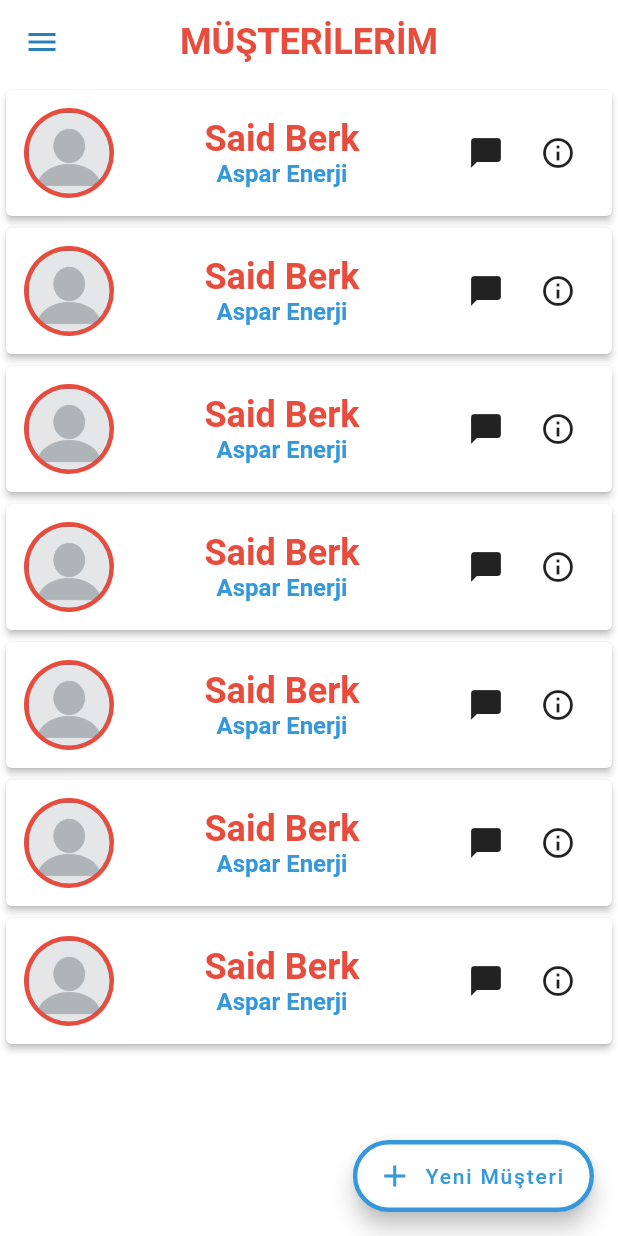
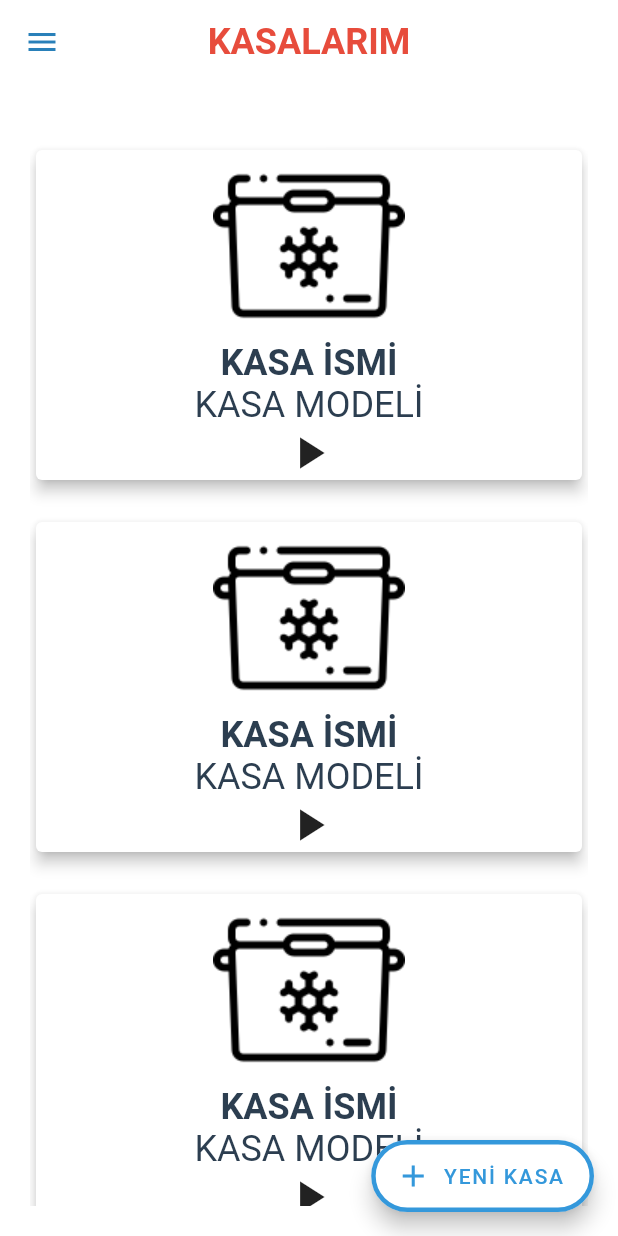
Before and after one commit to saidberk27/atc-int-mobile-app, a Flutter app: the screen it shows after launch, after a tap on "KASALARIM", on a phone screen of 412 x 824 dp. Run offline on Flutter 3.47's test engine with Material 2 defaults, Android fonts, the phone set to English and light mode, and no system bars; our stand-ins replace flutter_svg.

Commit message:
Refrigerations page raw design completed.

```diff
--- a/lib/local_components/drawer.dart
+++ b/lib/local_components/drawer.dart
@@ -61,11 +61,12 @@ class ProjectDrawer extends StatelessWidget {
   }
 
   Padding menuItem(BuildContext context,
-      {required String text, required IconData icon}) {
+      {required String text, required IconData icon, String? route}) {
+    route ?? (route = "/home");
     return Padding(
       padding: const EdgeInsetsDirectional.fromSTEB(0, 5, 0, 0),
       child: ListTile(
-        onTap: () => print(text),
+        onTap: () => Navigator.pushNamed(context, route!),
         leading: Icon(
           icon,
           color: ProjectColor.lightBlue,
--- /dev/null
+++ b/lib/local_components/fab.dart
@@ -0,0 +1,25 @@
+import 'package:flutter/material.dart';
+import 'colors.dart';
+
+class ProjectFAB extends StatelessWidget {
+  const ProjectFAB({
+    super.key,
+    required this.text,
+  });
+
+  final String text;
+
+  @override
+  Widget build(BuildContext context) {
+    return FloatingActionButton.extended(
+      onPressed: () => print("FAB"),
+      label: Text(text),
+      icon: const Icon(Icons.add),
+      shape: RoundedRectangleBorder(
+          side: BorderSide(width: 3, color: ProjectColor.lightBlue),
+          borderRadius: BorderRadius.circular(100)),
+      backgroundColor: ProjectColor.white,
+      foregroundColor: ProjectColor.lightBlue,
+    );
+  }
+}
--- a/lib/main.dart
+++ b/lib/main.dart
@@ -3,6 +3,7 @@ import 'package:atc_international/screens/customers/customer.dart';
 import 'package:atc_international/screens/customers/customers.dart';
 import 'package:atc_international/screens/home_screen/home.dart';
 import 'package:atc_international/screens/home_screen/notifications.dart';
+import 'package:atc_international/screens/refrigeration/refrigerations.dart';
 import 'package:flutter/material.dart';
 import 'local_components/colors.dart';
 
@@ -30,9 +31,11 @@ class MyApp extends StatelessWidget {
       home: const MyHomePage(),
       debugShowCheckedModeBanner: false,
       routes: {
+        '/home': (context) => const MyHomePage(),
         '/notifications': (context) => const NotificationsPage(),
         '/customers': (context) => const CustomersPage(),
         '/customer': (context) => const CustomerPage(),
+        '/refrigerations': (context) => const Refrigerations(),
       },
     );
   }
--- a/lib/screens/customers/customer.dart
+++ b/lib/screens/customers/customer.dart
@@ -2,7 +2,6 @@ import 'package:atc_international/local_components/colors.dart';
 import 'package:atc_international/local_components/custom_text_themes.dart';
 import 'package:flutter/material.dart';
 
-import '../../local_components/drawer.dart';
 import '../../local_components/profile_picture.dart';
 
 class CustomerPage extends StatelessWidget {
@@ -24,11 +23,11 @@ class CustomerPage extends StatelessWidget {
             child: Container(
               child: Column(
                 children: [
-                  ChatBubbleRow(context),
-                  NormalRow(context, "Çalıştığı Şirket: ", "Aspar Enerji"),
-                  NormalRow(context, "Unvan: ", "Yazılım Geliştirici"),
-                  NormalRow(context, "E-Posta: ", "csaidberk@gmail.com"),
-                  NormalRow(context, "Telefon: ", "+90 505 122 23 46")
+                  chatBubbleRow(context),
+                  normalRow(context, "Çalıştığı Şirket: ", "Aspar Enerji"),
+                  normalRow(context, "Unvan: ", "Yazılım Geliştirici"),
+                  normalRow(context, "E-Posta: ", "csaidberk@gmail.com"),
+                  normalRow(context, "Telefon: ", "+90 505 122 23 46")
                 ],
               ),
             ),
@@ -38,7 +37,7 @@ class CustomerPage extends StatelessWidget {
     );
   }
 
-  SizedBox ChatBubbleRow(BuildContext context) {
+  SizedBox chatBubbleRow(BuildContext context) {
     return SizedBox(
       height: 50,
       child: Row(
@@ -51,10 +50,10 @@ class CustomerPage extends StatelessWidget {
             "Said Berk",
             style: ProjectTextStyle.lightBlueSmallStrong(context),
           ),
-          Spacer(),
+          const Spacer(),
           IconButton(
             onPressed: () => print("null"),
-            icon: Icon(Icons.chat_bubble),
+            icon: const Icon(Icons.chat_bubble),
             color: ProjectColor.red,
           )
         ],
@@ -62,7 +61,7 @@ class CustomerPage extends StatelessWidget {
     );
   }
 
-  SizedBox NormalRow(BuildContext context, String baslik, String icerik) {
+  SizedBox normalRow(BuildContext context, String baslik, String icerik) {
     return SizedBox(
       height: 50,
       child: Row(
--- a/lib/screens/customers/customers.dart
+++ b/lib/screens/customers/customers.dart
@@ -1,15 +1,16 @@
-import 'package:atc_international/local_components/colors.dart';
 import 'package:atc_international/local_components/custom_text_themes.dart';
 import 'package:flutter/material.dart';
 import 'package:atc_international/local_components/profile_picture.dart';
 
 import '../../local_components/drawer.dart';
+import '../../local_components/fab.dart';
 
 class CustomersPage extends StatelessWidget {
   const CustomersPage({super.key});
   final String _pageTitle = "MÜŞTERİLERİM";
   @override
   Widget build(BuildContext context) {
+    const fabtext = "Yeni Müşteri";
     return Scaffold(
       drawer: const ProjectDrawer(),
       appBar: AppBar(title: Text(_pageTitle)),
@@ -27,16 +28,7 @@ class CustomersPage extends StatelessWidget {
           )
         ],
       ),
-      floatingActionButton: FloatingActionButton.extended(
-        onPressed: () => print("FAB"),
-        label: const Text("Yeni Müşteri"),
-        icon: const Icon(Icons.add),
-        shape: RoundedRectangleBorder(
-            side: BorderSide(width: 3, color: ProjectColor.lightBlue),
-            borderRadius: BorderRadius.circular(100)),
-        backgroundColor: ProjectColor.white,
-        foregroundColor: ProjectColor.lightBlue,
-      ),
+      floatingActionButton: const ProjectFAB(text: fabtext),
     );
   }
 
--- a/lib/screens/home_screen/home.dart
+++ b/lib/screens/home_screen/home.dart
@@ -57,10 +57,12 @@ class _MyHomePageState extends State<MyHomePage> {
       required String tileText,
       required TextStyle tileTextStyle,
       required Color tileColor,
+      String? tileRoute,
       Color? iconColor,
     }) {
+      tileRoute ?? (tileRoute = "/");
       return ListTile(
-          onTap: () => Navigator.pushNamed(context, "/customers"),
+          onTap: () => Navigator.pushNamed(context, tileRoute!),
           title: Text(
             tileText,
             style: tileTextStyle,
@@ -79,9 +81,9 @@ class _MyHomePageState extends State<MyHomePage> {
             tileText: "MÜŞTERİLERİM",
             tileTextStyle: ProjectTextStyle.whiteMediumStrong(context),
             tileColor: ProjectColor.red,
-        ),
+            tileRoute: "/customers"),
         buildListTile(
-            tileText: "İŞ EMİRLERİM",
+            tileText: "AJANDA",
             tileTextStyle: ProjectTextStyle.darkBlueMediumStrong(context),
             tileColor: ProjectColor.white,
             iconColor: ProjectColor.darkBlue),
@@ -89,7 +91,7 @@ class _MyHomePageState extends State<MyHomePage> {
             tileText: "KASALARIM",
             tileTextStyle: ProjectTextStyle.whiteMediumStrong(context),
             tileColor: ProjectColor.lightBlue,
-        ),
+            tileRoute: "/refrigerations"),
         buildListTile(
           tileText: "MESAJLARIM",
           tileTextStyle: ProjectTextStyle.whiteMediumStrong(context),
--- a/lib/screens/home_screen/notifications.dart
+++ b/lib/screens/home_screen/notifications.dart
@@ -8,7 +8,7 @@ class NotificationsPage extends StatelessWidget {
   @override
   Widget build(BuildContext context) {
     String title = "BİLDİRİMLER";
-    String zeroNotificationMessage = "Hiç bildiriminiz yok :)";
+    //String zeroNotificationMessage = "Hiç bildiriminiz yok :)";
     return Scaffold(
       appBar: AppBar(
         title: Text(
--- /dev/null
+++ b/lib/screens/refrigeration/refrigerations.dart
@@ -0,0 +1,64 @@
+import 'package:atc_international/local_components/custom_text_themes.dart';
+import 'package:atc_international/local_components/drawer.dart';
+import 'package:atc_international/local_components/fab.dart';
+import 'package:flutter/material.dart';
+
+class Refrigerations extends StatelessWidget {
+  const Refrigerations({super.key});
+
+  @override
+  Widget build(BuildContext context) {
+    String imageData = "assets/images/ice-bucket.png";
+    return Scaffold(
+        drawer: ProjectDrawer(),
+        appBar: AppBar(
+          title: Text("KASALARIM"),
+        ),
+        floatingActionButton: ProjectFAB(text: "YENİ KASA"),
+        body: Padding(
+          padding: const EdgeInsets.all(20.0),
+          child: ListView(
+            children: [
+              refrigerationCard(imageData, context),
+              refrigerationCard(imageData, context),
+              refrigerationCard(imageData, context),
+              refrigerationCard(imageData, context),
+              refrigerationCard(imageData, context),
+              refrigerationCard(imageData, context),
+              refrigerationCard(imageData, context),
+              refrigerationCard(imageData, context),
+              SizedBox(
+                height: 50,
+              )
+            ],
+          ),
+        ));
+  }
+
+  Padding refrigerationCard(String imageData, BuildContext context) {
+    return Padding(
+      padding: const EdgeInsets.only(top: 20),
+      child: InkWell(
+        onTap: () => null,
+        child: Card(
+          elevation: 4,
+          child: Column(children: [
+            Image.asset(imageData),
+            Text(
+              "KASA İSMİ",
+              style: ProjectTextStyle.darkMediumStrong(context),
+            ),
+            Text(
+              "KASA MODELİ",
+              style: ProjectTextStyle.darkMedium(context),
+            ),
+            Icon(
+              Icons.play_arrow,
+              size: 36,
+            )
+          ]),
+        ),
+      ),
+    );
+  }
+}
```
Also changed, not shown: assets/images/ice-bucket.png (added). Lines whose indentation alone changed are shown as unchanged.
